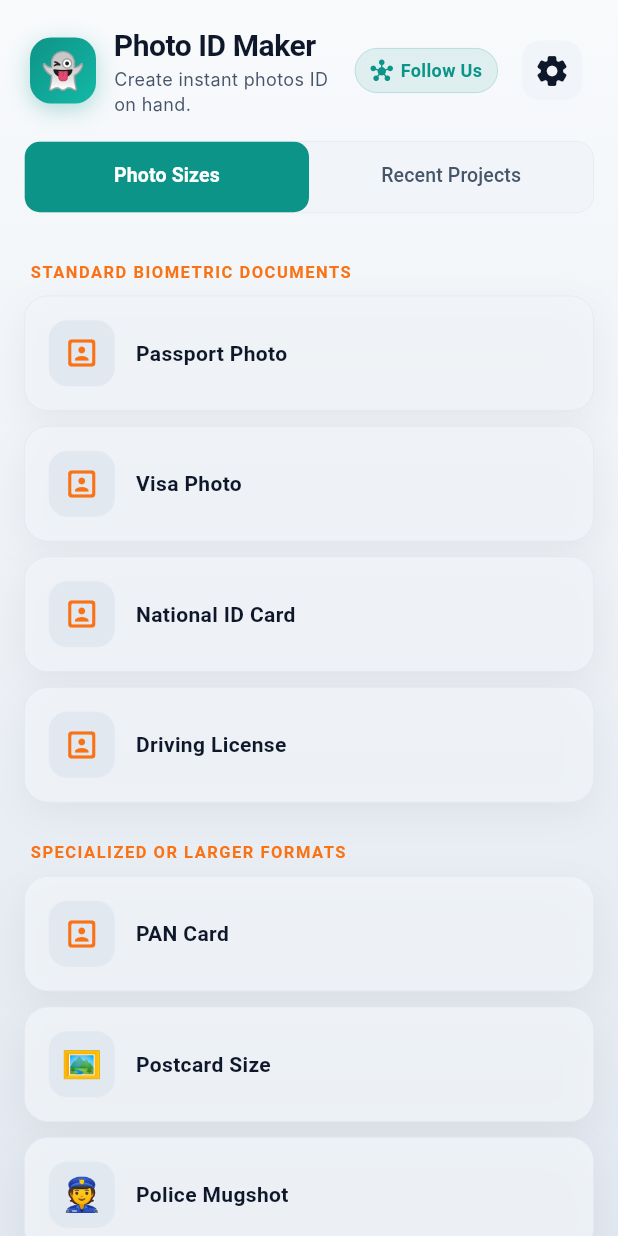
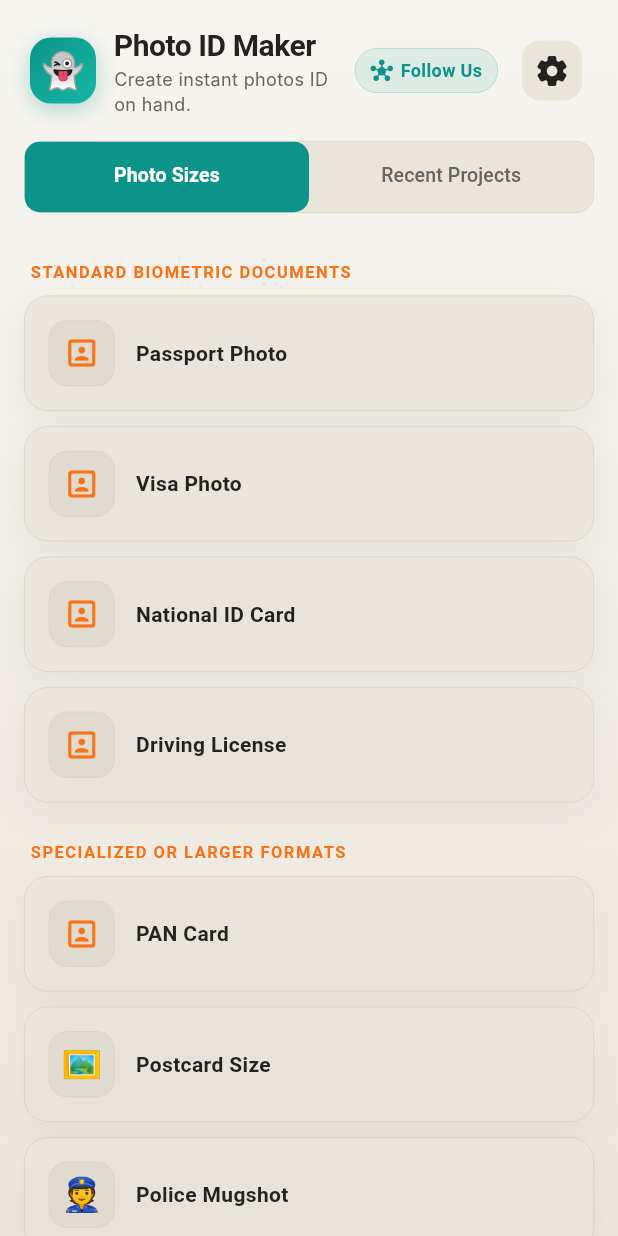
Before and after one commit to sddev7/Ghost-Photo-ID-Maker, a Flutter app: the screen it shows after launch, on a phone screen of 412 x 824 dp. Run offline on Flutter 3.47's test engine with Material 3 defaults, Android fonts, the phone set to English and light mode, and no system bars; our stand-ins replace camera, flutter_colorpicker, image_picker, pdf, printing, share_plus and 1 more; missing offline and left inert: flutter_onnxruntime, gal, image_background_remover; Roboto replaces fonts that are missing (Inter, Poppins).

Commit message:
some bug and theme fix..

```diff
--- a/lib/main.dart
+++ b/lib/main.dart
@@ -84,9 +84,7 @@ class _PassportMakerAppState extends State<PassportMakerApp>
             statusBarColor: Colors.transparent,
             statusBarIconBrightness:
                 isThemeDark ? Brightness.light : Brightness.dark,
-            systemNavigationBarColor: isThemeDark
-                ? const Color(0xFF0A0F1E)
-                : const Color(0xFFF8FAFC),
+            systemNavigationBarColor: AppTheme.background,
             systemNavigationBarIconBrightness:
                 isThemeDark ? Brightness.light : Brightness.dark,
           ),
--- a/lib/screens/editor_screen.dart
+++ b/lib/screens/editor_screen.dart
@@ -1059,9 +1059,7 @@ class _EditorScreenState extends State<EditorScreen>
               ? Brightness.light
               : Brightness.dark,
           statusBarBrightness: isThemeDark ? Brightness.dark : Brightness.light,
-          systemNavigationBarColor: isThemeDark
-              ? const Color(0xFF0A0F1E)
-              : const Color(0xFFF8FAFC),
+          systemNavigationBarColor: AppTheme.background,
           systemNavigationBarIconBrightness: isThemeDark
               ? Brightness.light
               : Brightness.dark,
@@ -3257,18 +3255,12 @@ class _EditorScreenState extends State<EditorScreen>
   Widget _buildClothPanel() {
     final catalog = {
       'man': [
-        _ClothingItem('Student White Shirt', 'assets/clothes/man_student_white.png'),
-        _ClothingItem('Student Blue Shirt', 'assets/clothes/man_student_blue.png'),
-        _ClothingItem('Student Blazer', 'assets/clothes/man_student_blazer.png'),
         _ClothingItem('Black Suit', 'assets/clothes/man_suit_black.png'),
         _ClothingItem('Navy Suit', 'assets/clothes/man_suit_blue.png'),
         _ClothingItem('White Shirt', 'assets/clothes/man_shirt_white.png'),
         _ClothingItem('Grey Suit', 'assets/clothes/man_suit_grey.png'),
       ],
       'woman': [
-        _ClothingItem('Student White Blouse', 'assets/clothes/woman_student_white.png'),
-        _ClothingItem('Student Blue Blouse', 'assets/clothes/woman_student_blue.png'),
-        _ClothingItem('Student Blazer', 'assets/clothes/woman_student_blazer.png'),
         _ClothingItem('Black Blazer', 'assets/clothes/woman_suit_black.png'),
         _ClothingItem('Navy Blazer', 'assets/clothes/woman_suit_blue.png'),
         _ClothingItem('White Blouse', 'assets/clothes/woman_shirt_white.png'),
--- a/lib/screens/home_screen.dart
+++ b/lib/screens/home_screen.dart
@@ -346,9 +346,7 @@ class _HomeScreenState extends State<HomeScreen>
               ? Brightness.light
               : Brightness.dark,
           statusBarBrightness: isThemeDark ? Brightness.dark : Brightness.light,
-          systemNavigationBarColor: isThemeDark
-              ? const Color(0xFF0A0F1E)
-              : const Color(0xFFF8FAFC),
+          systemNavigationBarColor: AppTheme.background,
           systemNavigationBarIconBrightness: isThemeDark
               ? Brightness.light
               : Brightness.dark,
--- a/lib/screens/settings_screen.dart
+++ b/lib/screens/settings_screen.dart
@@ -84,9 +84,7 @@ class _SettingsScreenState extends State<SettingsScreen> {
               ? Brightness.light
               : Brightness.dark,
           statusBarBrightness: isThemeDark ? Brightness.dark : Brightness.light,
-          systemNavigationBarColor: isThemeDark
-              ? const Color(0xFF0A0F1E)
-              : const Color(0xFFF8FAFC),
+          systemNavigationBarColor: AppTheme.background,
           systemNavigationBarIconBrightness: isThemeDark
               ? Brightness.light
               : Brightness.dark,
--- a/lib/theme/app_theme.dart
+++ b/lib/theme/app_theme.dart
@@ -11,14 +11,14 @@ class AppTheme {
   static const Color accent = Color(0xFFF97316);
   static const Color accentLight = Color(0xFFFB923C);
 
-  static Color get background => isDark ? const Color(0xFF0A0F1E) : const Color(0xFFF8FAFC);
-  static Color get surface => isDark ? const Color(0xFF131C2E) : const Color(0xFFFFFFFF);
-  static Color get card => isDark ? const Color(0xFF1A2540) : const Color(0xFFF1F5F9);
-  static Color get cardElevated => isDark ? const Color(0xFF1F2D4A) : const Color(0xFFE2E8F0);
-  static Color get textPrimary => isDark ? const Color(0xFFE2E8F0) : const Color(0xFF0F172A);
-  static Color get textSecondary => isDark ? const Color(0xFF94A3B8) : const Color(0xFF475569);
-  static Color get muted => isDark ? const Color(0xFF64748B) : const Color(0xFF64748B);
-  static Color get border => isDark ? const Color(0xFF243047) : const Color(0xFFE2E8F0);
+  static Color get background => isDark ? const Color(0xFF000000) : const Color(0xFFF4F1EA);
+  static Color get surface => isDark ? const Color(0xFF0A0A0A) : const Color(0xFFFAF8F5);
+  static Color get card => isDark ? const Color(0xFF121212) : const Color(0xFFEAE5DB);
+  static Color get cardElevated => isDark ? const Color(0xFF1C1C1C) : const Color(0xFFE0DBD0);
+  static Color get textPrimary => isDark ? const Color(0xFFF4F4F5) : const Color(0xFF24221F);
+  static Color get textSecondary => isDark ? const Color(0xFFA1A1AA) : const Color(0xFF68645E);
+  static Color get muted => isDark ? const Color(0xFF71717A) : const Color(0xFF8E8980);
+  static Color get border => isDark ? const Color(0xFF262626) : const Color(0xFFD6D0C3);
   static const Color error = Color(0xFFEF4444);
   static const Color success = Color(0xFF22C55E);
 
@@ -26,15 +26,15 @@ class AppTheme {
     return ThemeData(
       useMaterial3: true,
       brightness: Brightness.light,
-      scaffoldBackgroundColor: const Color(0xFFF8FAFC),
+      scaffoldBackgroundColor: const Color(0xFFF4F1EA),
       colorScheme: const ColorScheme.light(
         primary: primary,
         secondary: accent,
-        surface: Color(0xFFFFFFFF),
+        surface: Color(0xFFFAF8F5),
         error: error,
         onPrimary: Colors.white,
         onSecondary: Colors.white,
-        onSurface: Color(0xFF0F172A),
+        onSurface: Color(0xFF24221F),
         onError: Colors.white,
       ),
       fontFamily: 'Poppins',
@@ -46,15 +46,15 @@ class AppTheme {
           fontFamily: 'Poppins',
           fontSize: 20,
           fontWeight: FontWeight.w600,
-          color: Color(0xFF0F172A),
+          color: Color(0xFF24221F),
           letterSpacing: -0.3,
         ),
-        iconTheme: IconThemeData(color: Color(0xFF0F172A)),
+        iconTheme: IconThemeData(color: Color(0xFF24221F)),
         systemOverlayStyle: SystemUiOverlayStyle(
           statusBarColor: Colors.transparent,
           statusBarIconBrightness: Brightness.dark,
           statusBarBrightness: Brightness.light,
-          systemNavigationBarColor: Color(0xFFF8FAFC),
+          systemNavigationBarColor: Color(0xFFF4F1EA),
           systemNavigationBarIconBrightness: Brightness.dark,
         ),
       ),
@@ -63,60 +63,60 @@ class AppTheme {
           fontFamily: 'Poppins',
           fontSize: 32,
           fontWeight: FontWeight.w700,
-          color: Color(0xFF0F172A),
+          color: Color(0xFF24221F),
           letterSpacing: -0.5,
         ),
         displayMedium: TextStyle(
           fontFamily: 'Poppins',
           fontSize: 26,
           fontWeight: FontWeight.w600,
-          color: Color(0xFF0F172A),
+          color: Color(0xFF24221F),
           letterSpacing: -0.3,
         ),
         headlineMedium: TextStyle(
           fontFamily: 'Poppins',
           fontSize: 20,
           fontWeight: FontWeight.w600,
-          color: Color(0xFF0F172A),
+          color: Color(0xFF24221F),
         ),
         titleLarge: TextStyle(
           fontFamily: 'Poppins',
           fontSize: 16,
           fontWeight: FontWeight.w600,
-          color: Color(0xFF0F172A),
+          color: Color(0xFF24221F),
         ),
         titleMedium: TextStyle(
           fontFamily: 'Poppins',
           fontSize: 14,
           fontWeight: FontWeight.w500,
-          color: Color(0xFF0F172A),
+          color: Color(0xFF24221F),
         ),
         bodyLarge: TextStyle(
           fontFamily: 'Inter',
           fontSize: 15,
           fontWeight: FontWeight.w400,
-          color: Color(0xFF0F172A),
+          color: Color(0xFF24221F),
           height: 1.5,
         ),
         bodyMedium: TextStyle(
           fontFamily: 'Inter',
           fontSize: 13,
           fontWeight: FontWeight.w400,
-          color: Color(0xFF475569),
+          color: Color(0xFF68645E),
           height: 1.4,
         ),
         labelLarge: TextStyle(
           fontFamily: 'Poppins',
           fontSize: 14,
           fontWeight: FontWeight.w600,
-          color: Color(0xFF0F172A),
+          color: Color(0xFF24221F),
           letterSpacing: 0.2,
         ),
         labelMedium: TextStyle(
           fontFamily: 'Inter',
           fontSize: 12,
           fontWeight: FontWeight.w500,
-          color: Color(0xFF475569),
+          color: Color(0xFF68645E),
           letterSpacing: 0.3,
         ),
       ),
@@ -149,46 +149,46 @@ class AppTheme {
       ),
       iconButtonTheme: IconButtonThemeData(
         style: IconButton.styleFrom(
-          foregroundColor: const Color(0xFF0F172A),
-          backgroundColor: const Color(0xFFF1F5F9),
+          foregroundColor: const Color(0xFF24221F),
+          backgroundColor: const Color(0xFFEAE5DB),
           shape: RoundedRectangleBorder(
             borderRadius: BorderRadius.circular(12),
           ),
         ),
       ),
       cardTheme: CardThemeData(
-        color: const Color(0xFFF1F5F9),
+        color: const Color(0xFFEAE5DB),
         elevation: 0,
         shape: RoundedRectangleBorder(
           borderRadius: BorderRadius.circular(16),
-          side: const BorderSide(color: Color(0xFFE2E8F0), width: 0.5),
+          side: const BorderSide(color: Color(0xFFD6D0C3), width: 0.5),
         ),
       ),
       dividerTheme: const DividerThemeData(
-        color: Color(0xFFE2E8F0),
+        color: Color(0xFFD6D0C3),
         thickness: 0.5,
         space: 0,
       ),
       bottomSheetTheme: const BottomSheetThemeData(
-        backgroundColor: Color(0xFFFFFFFF),
-        modalBackgroundColor: Color(0xFFFFFFFF),
+        backgroundColor: Color(0xFFFAF8F5),
+        modalBackgroundColor: Color(0xFFFAF8F5),
         shape: RoundedRectangleBorder(
           borderRadius: BorderRadius.vertical(top: Radius.circular(24)),
         ),
       ),
       dialogTheme: DialogThemeData(
-        backgroundColor: const Color(0xFFF1F5F9),
+        backgroundColor: const Color(0xFFF4F1EA),
         elevation: 24,
         shape: RoundedRectangleBorder(
           borderRadius: BorderRadius.circular(24),
         ),
       ),
       snackBarTheme: SnackBarThemeData(
-        backgroundColor: const Color(0xFFE2E8F0),
+        backgroundColor: const Color(0xFFE0DBD0),
         contentTextStyle: const TextStyle(
           fontFamily: 'Inter',
           fontSize: 13,
-          color: Color(0xFF0F172A),
+          color: Color(0xFF24221F),
         ),
         shape: RoundedRectangleBorder(
           borderRadius: BorderRadius.circular(12),
@@ -197,12 +197,12 @@ class AppTheme {
       ),
       progressIndicatorTheme: const ProgressIndicatorThemeData(
         color: primary,
-        linearTrackColor: Color(0xFFE2E8F0),
+        linearTrackColor: Color(0xFFD6D0C3),
       ),
       sliderTheme: const SliderThemeData(
         activeTrackColor: primary,
         thumbColor: primary,
-        inactiveTrackColor: Color(0xFFE2E8F0),
+        inactiveTrackColor: Color(0xFFD6D0C3),
         overlayColor: Color(0x260D9488),
         trackHeight: 3,
         thumbShape: RoundSliderThumbShape(enabledThumbRadius: 10),
@@ -214,15 +214,15 @@ class AppTheme {
     return ThemeData(
       useMaterial3: true,
       brightness: Brightness.dark,
-      scaffoldBackgroundColor: const Color(0xFF0A0F1E),
+      scaffoldBackgroundColor: const Color(0xFF000000),
       colorScheme: const ColorScheme.dark(
         primary: primary,
         secondary: accent,
-        surface: Color(0xFF131C2E),
+        surface: Color(0xFF0A0A0A),
         error: error,
         onPrimary: Colors.white,
         onSecondary: Colors.white,
-        onSurface: Color(0xFFE2E8F0),
+        onSurface: Color(0xFFF4F4F5),
         onError: Colors.white,
       ),
       fontFamily: 'Poppins',
@@ -234,15 +234,15 @@ class AppTheme {
           fontFamily: 'Poppins',
           fontSize: 20,
           fontWeight: FontWeight.w600,
-          color: Color(0xFFE2E8F0),
+          color: Color(0xFFF4F4F5),
           letterSpacing: -0.3,
         ),
-        iconTheme: IconThemeData(color: Color(0xFFE2E8F0)),
+        iconTheme: IconThemeData(color: Color(0xFFF4F4F5)),
         systemOverlayStyle: SystemUiOverlayStyle(
           statusBarColor: Colors.transparent,
           statusBarIconBrightness: Brightness.light,
           statusBarBrightness: Brightness.dark,
-          systemNavigationBarColor: Color(0xFF0A0F1E),
+          systemNavigationBarColor: Color(0xFF000000),
           systemNavigationBarIconBrightness: Brightness.light,
         ),
       ),
@@ -251,60 +251,60 @@ class AppTheme {
           fontFamily: 'Poppins',
           fontSize: 32,
           fontWeight: FontWeight.w700,
-          color: Color(0xFFE2E8F0),
+          color: Color(0xFFF4F4F5),
           letterSpacing: -0.5,
         ),
         displayMedium: TextStyle(
           fontFamily: 'Poppins',
           fontSize: 26,
           fontWeight: FontWeight.w600,
-          color: Color(0xFFE2E8F0),
+          color: Color(0xFFF4F4F5),
           letterSpacing: -0.3,
         ),
         headlineMedium: TextStyle(
           fontFamily: 'Poppins',
           fontSize: 20,
           fontWeight: FontWeight.w600,
-          color: Color(0xFFE2E8F0),
+          color: Color(0xFFF4F4F5),
         ),
         titleLarge: TextStyle(
           fontFamily: 'Poppins',
           fontSize: 16,
           fontWeight: FontWeight.w600,
-          color: Color(0xFFE2E8F0),
+          color: Color(0xFFF4F4F5),
         ),
         titleMedium: TextStyle(
           fontFamily: 'Poppins',
           fontSize: 14,
           fontWeight: FontWeight.w500,
-          color: Color(0xFFE2E8F0),
+          color: Color(0xFFF4F4F5),
         ),
         bodyLarge: TextStyle(
           fontFamily: 'Inter',
           fontSize: 15,
           fontWeight: FontWeight.w400,
-          color: Color(0xFFE2E8F0),
+          color: Color(0xFFF4F4F5),
           height: 1.5,
         ),
         bodyMedium: TextStyle(
           fontFamily: 'Inter',
           fontSize: 13,
           fontWeight: FontWeight.w400,
-          color: Color(0xFF94A3B8),
+          color: Color(0xFFA1A1AA),
           height: 1.4,
         ),
         labelLarge: TextStyle(
           fontFamily: 'Poppins',
           fontSize: 14,
           fontWeight: FontWeight.w600,
-          color: Color(0xFFE2E8F0),
+          color: Color(0xFFF4F4F5),
           letterSpacing: 0.2,
         ),
         labelMedium: TextStyle(
           fontFamily: 'Inter',
           fontSize: 12,
           fontWeight: FontWeight.w500,
-          color: Color(0xFF94A3B8),
+          color: Color(0xFFA1A1AA),
           letterSpacing: 0.3,
         ),
       ),
@@ -337,46 +337,46 @@ class AppTheme {
       ),
       iconButtonTheme: IconButtonThemeData(
         style: IconButton.styleFrom(
-          foregroundColor: const Color(0xFFE2E8F0),
-          backgroundColor: const Color(0xFF1A2540),
+          foregroundColor: const Color(0xFFF4F4F5),
+          backgroundColor: const Color(0xFF161616),
           shape: RoundedRectangleBorder(
             borderRadius: BorderRadius.circular(12),
           ),
         ),
       ),
       cardTheme: CardThemeData(
-        color: const Color(0xFF1A2540),
+        color: const Color(0xFF121212),
         elevation: 0,
         shape: RoundedRectangleBorder(
           borderRadius: BorderRadius.circular(16),
-          side: const BorderSide(color: Color(0xFF243047), width: 0.5),
+          side: const BorderSide(color: Color(0xFF262626), width: 0.5),
         ),
       ),
       dividerTheme: const DividerThemeData(
-        color: Color(0xFF243047),
+        color: Color(0xFF262626),
         thickness: 0.5,
         space: 0,
       ),
       bottomSheetTheme: const BottomSheetThemeData(
-        backgroundColor: Color(0xFF131C2E),
-        modalBackgroundColor: Color(0xFF131C2E),
+        backgroundColor: Color(0xFF0A0A0A),
+        modalBackgroundColor: Color(0xFF0A0A0A),
         shape: RoundedRectangleBorder(
           borderRadius: BorderRadius.vertical(top: Radius.circular(24)),
         ),
       ),
       dialogTheme: DialogThemeData(
-        backgroundColor: const Color(0xFF1A2540),
+        backgroundColor: const Color(0xFF121212),
         elevation: 24,
         shape: RoundedRectangleBorder(
           borderRadius: BorderRadius.circular(24),
         ),
       ),
       snackBarTheme: SnackBarThemeData(
-        backgroundColor: const Color(0xFF1F2D4A),
+        backgroundColor: const Color(0xFF1C1C1C),
         contentTextStyle: const TextStyle(
           fontFamily: 'Inter',
           fontSize: 13,
-          color: Color(0xFFE2E8F0),
+          color: Color(0xFFF4F4F5),
         ),
         shape: RoundedRectangleBorder(
           borderRadius: BorderRadius.circular(12),
@@ -385,12 +385,12 @@ class AppTheme {
       ),
       progressIndicatorTheme: const ProgressIndicatorThemeData(
         color: primary,
-        linearTrackColor: Color(0xFF243047),
+        linearTrackColor: Color(0xFF262626),
       ),
       sliderTheme: const SliderThemeData(
         activeTrackColor: primary,
         thumbColor: primary,
-        inactiveTrackColor: Color(0xFF243047),
+        inactiveTrackColor: Color(0xFF262626),
         overlayColor: Color(0x260D9488),
         trackHeight: 3,
         thumbShape: RoundSliderThumbShape(enabledThumbRadius: 10),
@@ -412,7 +412,9 @@ class AppTheme {
       );
 
   static LinearGradient get bgGradient => LinearGradient(
-        colors: isDark ? [const Color(0xFF0A0F1E), const Color(0xFF0D1528)] : [const Color(0xFFF8FAFC), const Color(0xFFE2E8F0)],
+        colors: isDark
+            ? [const Color(0xFF000000), const Color(0xFF0A0A0A)]
+            : [const Color(0xFFF7F5F0), const Color(0xFFECE7DE)],
         begin: Alignment.topCenter,
         end: Alignment.bottomCenter,
       );
```
